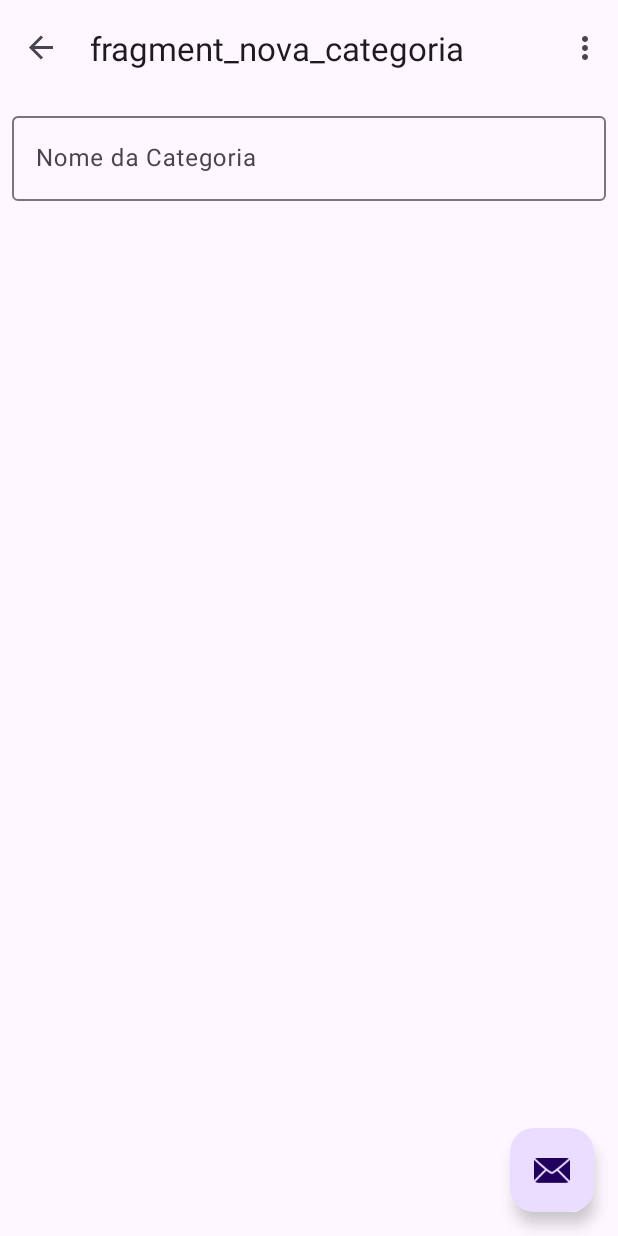
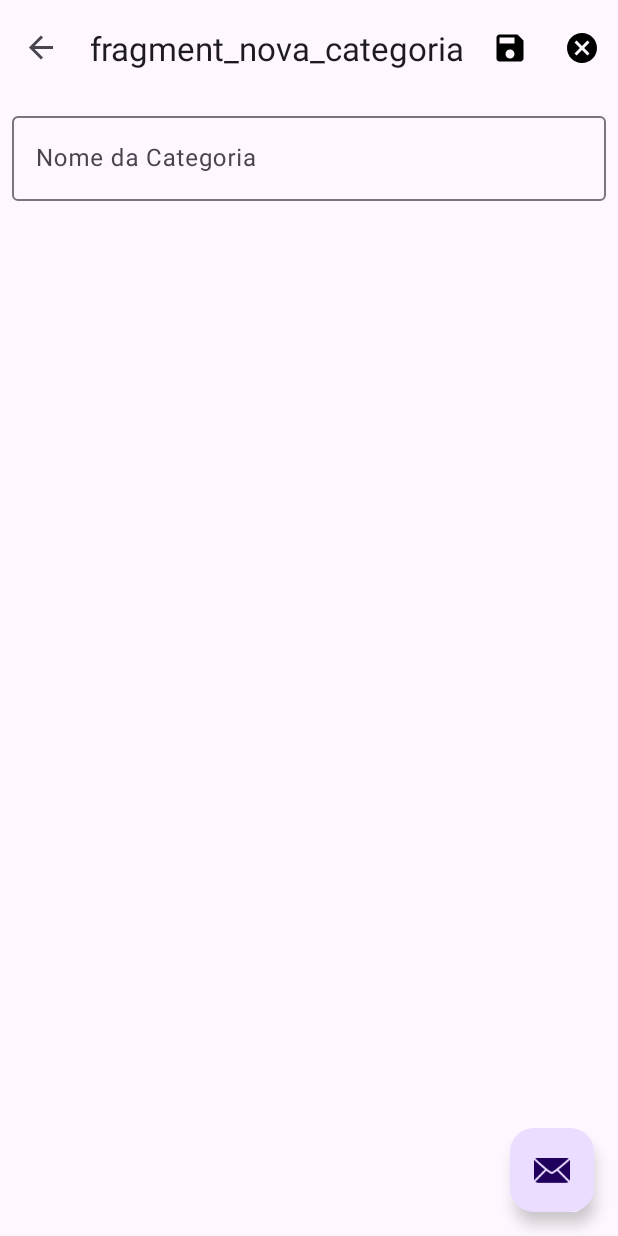
Before and after one commit to Condesso1998/BibliotecaJogo, an Android app: the NovaCategoriaFragment screen opened through its navigation route, on a phone screen of 412 x 824 dp. Run offline under Robolectric (Android 15) with nearby library versions, the phone set to English and light mode, and no system bars; our stand-ins replace navigation-ui.

Commit message:
Guardar categoria

```diff
--- a/app/src/main/java/pt/ipg/bibliotecajogos/MainActivity.kt
+++ b/app/src/main/java/pt/ipg/bibliotecajogos/MainActivity.kt
@@ -60,7 +60,9 @@ class MainActivity : AppCompatActivity() {
 
         val opcaoProcessada = when (fragment) {
             is ListaJogosFragment -> (fragment as ListaJogosFragment).processaOpcaoMenu(item)
+            is ListaCategoriasFragment -> (fragment as ListaCategoriasFragment).processaOpcaoMenu(item)
             is NovoJogoFragment -> (fragment as NovoJogoFragment).processaOpcaoMenu(item)
+            is NovaCategoriaFragment -> (fragment as NovaCategoriaFragment).processaOpcaoMenu(item)
             is EliminarJogoFragment -> (fragment as EliminarJogoFragment).processaOpcaoMenu(item)
             else -> false
         }
--- a/app/src/main/res/navigation/nav_graph.xml
+++ b/app/src/main/res/navigation/nav_graph.xml
@@ -81,5 +81,9 @@
         android:id="@+id/novaCategoriaFragment"
         android:name="pt.ipg.bibliotecajogos.NovaCategoriaFragment"
         android:label="fragment_nova_categoria"
-        tools:layout="@layout/fragment_nova_categoria" />
+        tools:layout="@layout/fragment_nova_categoria" >
+        <action
+            android:id="@+id/action_novaCategoriaFragment_to_listaCategoriasFragment"
+            app:destination="@id/listaCategoriasFragment" />
+    </fragment>
 </navigation>
```
Also changed, not shown: app/src/main/java/pt/ipg/bibliotecajogos/NovaCategoriaFragment.kt (+51 -1 lines), app/src/main/res/values/strings.xml (+6 -4 lines).
